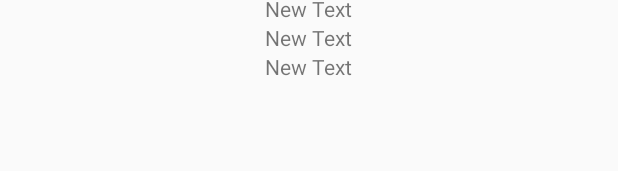
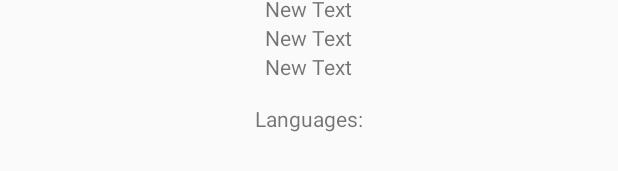
Before and after one commit to BLACKTIME-ILYA/-Android-Part-4-HTTP-Task-1.1, an Android app: the layout activity_main2.xml on its own in the app's theme, with its tools: preview values and no code run, on a phone screen of 412 x 824 dp. Shown: the part 192-363 px from the top of the screen. Run offline under Robolectric (Android 15) with nearby library versions, the phone set to English and light mode, and no system bars.

Commit message:
UPD //add languages

```diff
--- a/app/src/main/res/layout/activity_main2.xml
+++ b/app/src/main/res/layout/activity_main2.xml
@@ -52,4 +52,18 @@
         tools:text="New Text"
         android:id="@+id/info_area"
         android:layout_gravity="center_horizontal" />
+
+    <TextView
+        android:layout_width="wrap_content"
+        android:layout_height="wrap_content"
+        android:text="@string/languages_string"
+        android:layout_gravity="center_horizontal"
+        android:layout_marginTop="15dp" />
+
+    <LinearLayout
+        android:id="@+id/languages_list"
+        android:orientation="vertical"
+        android:layout_width="wrap_content"
+        android:layout_height="wrap_content"
+        android:layout_gravity="center_horizontal"></LinearLayout>
 </LinearLayout>
--- a/app/src/main/res/values/strings.xml
+++ b/app/src/main/res/values/strings.xml
@@ -16,4 +16,5 @@
     <string name="subregions_string">subregions</string>
     <string name="countries_string">countries</string>
     <string name="info_string">info</string>
+    <string name="languages_string">Languages:</string>
 </resources>
```
Also changed, not shown: app/src/main/java/com/sourceit/task1/ui/Main2Activity.java (+13 -0 lines), app/src/main/java/com/sourceit/task1/ui/ObjectType.java (+36 -22 lines).
